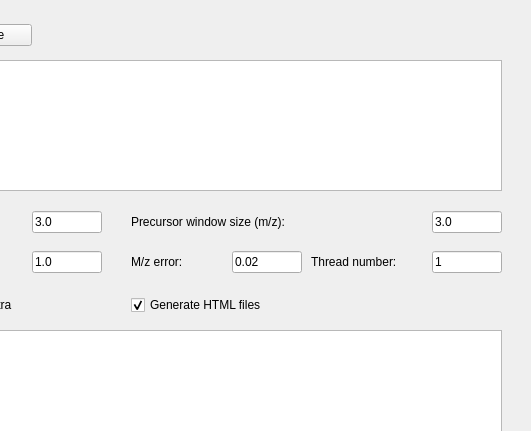
First picture: the form in src/gui/topfd/topfddialog.ui, repository toppic-suite/toppic-suite, before the edit; both pictures show x 429 to 960 and y 0 to 431 of the 960 by 610 pixel window.
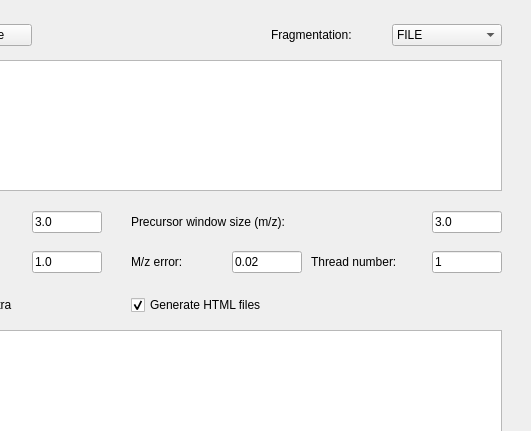
Second picture: the form after the edit. Icons and pictures are not drawn.

Diff of the .ui file:
```diff
--- a/src/gui/topfd/topfddialog.ui
+++ b/src/gui/topfd/topfddialog.ui
@@ -91,8 +91,63 @@
        </property>
       </widget>
      </item>
-    </layout>
-   </widget>
+     </layout>
+     </widget>
+     <widget class="QWidget" name="horizontalLayoutWidget_13">
+      <property name="geometry">
+      <rect>
+        <x>700</x>
+        <y>10</y>
+        <width>231</width>
+        <height>50</height>
+      </rect>
+      </property>
+     <layout class="QHBoxLayout" name="horizontalLayout_13">
+     <item>
+      <widget class="QLabel" name="label_10">
+       <property name="text">
+        <string>Fragmentation:</string>
+       </property>
+      </widget>
+     </item>
+     <item>
+      <widget class="QComboBox" name="activationComboBox">
+       <property name="maximumSize">
+        <size>
+         <width>110</width>
+         <height>16777215</height>
+        </size>
+       </property>
+       <item>
+        <property name="text">
+         <string>FILE</string>
+        </property>
+       </item>
+       <item>
+        <property name="text">
+         <string>CID</string>
+        </property>
+       </item>
+       <item>
+        <property name="text">
+         <string>HCD</string>
+        </property>
+       </item>
+       <item>
+        <property name="text">
+         <string>ETD</string>
+        </property>
+       </item>
+       <item>
+        <property name="text">
+         <string>UVPD</string>
+        </property>
+       </item>
+      </widget>
+     </item>
+     </layout>
+     </widget>
+   
    <widget class="QWidget" name="horizontalLayoutWidget_2">
     <property name="geometry">
      <rect>
```
